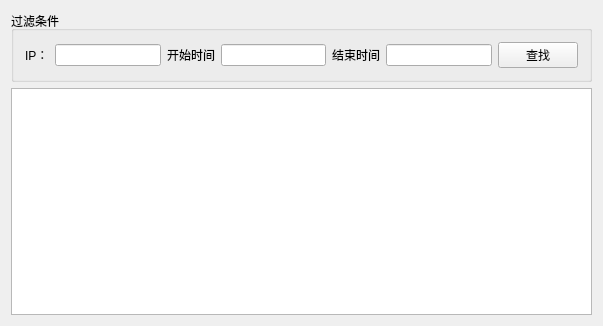
titicacafz/SQLTools, file Ylz.SqlViewer/SearchView.ui: the form before one commit.
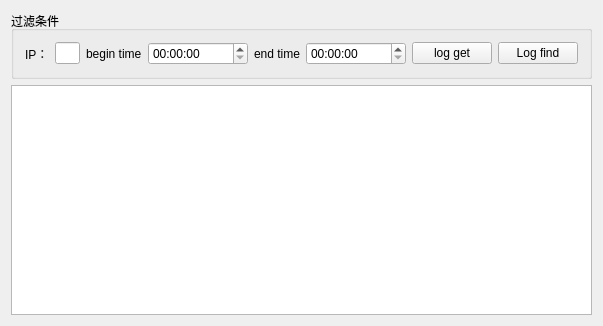
The form after the commit.

```diff
--- a/Ylz.SqlViewer/SearchView.ui
+++ b/Ylz.SqlViewer/SearchView.ui
@@ -39,30 +39,70 @@
       <item>
        <widget class="QLabel" name="label_2">
         <property name="text">
-         <string>开始时间</string>
+         <string>begin time</string>
         </property>
        </widget>
       </item>
       <item>
-       <widget class="QLineEdit" name="begin_time"/>
+       <widget class="QTimeEdit" name="begin_time">
+        <property name="minimumSize">
+         <size>
+          <width>100</width>
+          <height>0</height>
+         </size>
+        </property>
+        <property name="displayFormat">
+         <string>HH:mm:ss</string>
+        </property>
+       </widget>
       </item>
       <item>
        <widget class="QLabel" name="label_3">
         <property name="text">
-         <string>结束时间</string>
+         <string>end time</string>
         </property>
        </widget>
       </item>
       <item>
-       <widget class="QLineEdit" name="end_time"/>
+       <widget class="QTimeEdit" name="end_time">
+        <property name="minimumSize">
+         <size>
+          <width>100</width>
+          <height>0</height>
+         </size>
+        </property>
+        <property name="displayFormat">
+         <string>HH:mm:ss</string>
+        </property>
+       </widget>
       </item>
       <item>
        <widget class="QPushButton" name="btn_find">
         <property name="text">
-         <string>查找</string>
+         <string>log get</string>
         </property>
        </widget>
       </item>
+      <item>
+       <widget class="QPushButton" name="btn_log_find">
+        <property name="text">
+         <string>Log find</string>
+        </property>
+       </widget>
+      </item>
+      <item>
+       <spacer name="horizontalSpacer">
+        <property name="orientation">
+         <enum>Qt::Horizontal</enum>
+        </property>
+        <property name="sizeHint" stdset="0">
+         <size>
+          <width>40</width>
+          <height>20</height>
+         </size>
+        </property>
+       </spacer>
+      </item>
      </layout>
     </widget>
    </item>
```
Left out of the diff: 2 changed lines with no effect on the pictures.
